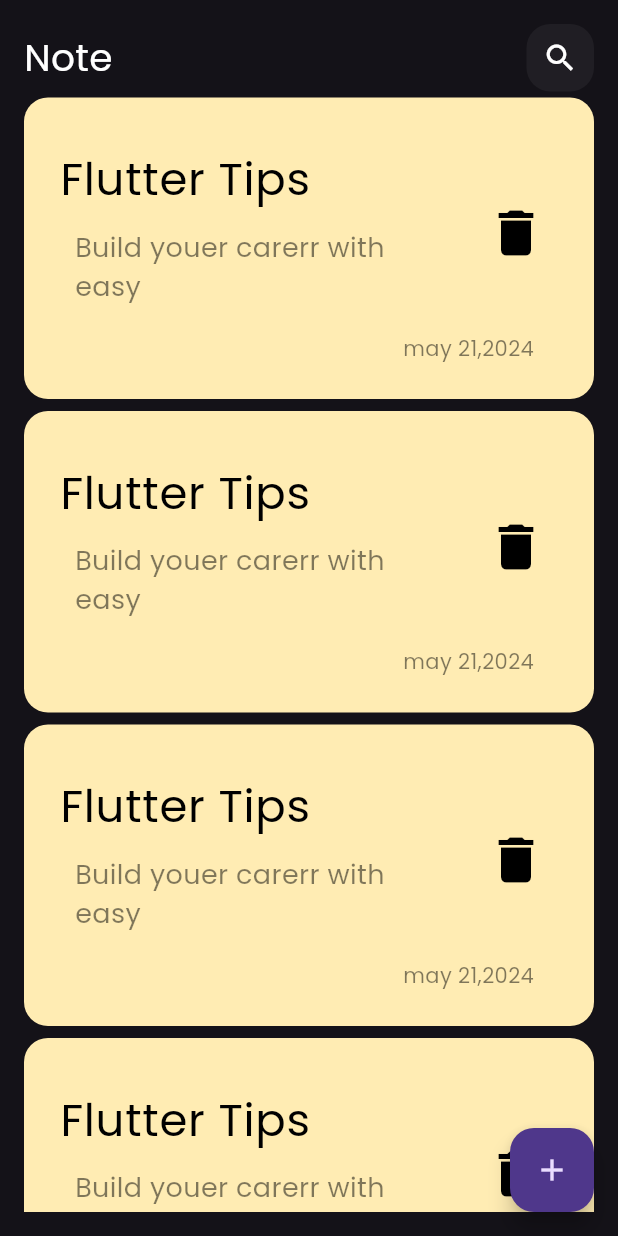
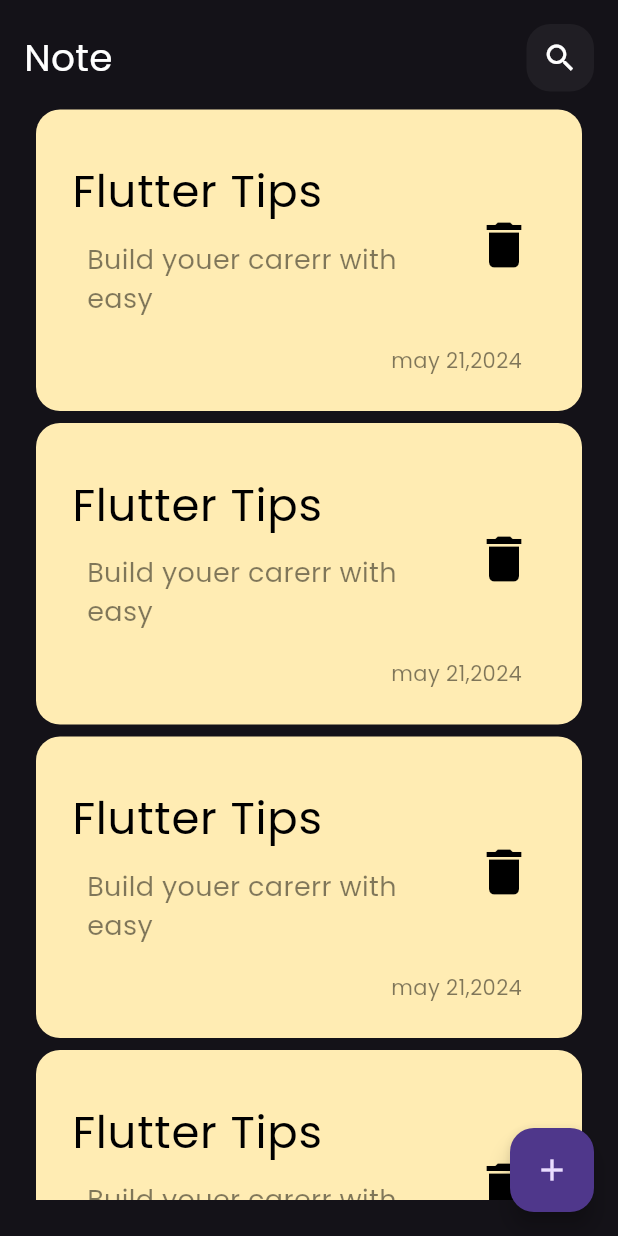
Before and after one commit to gadooo/Notes_app, a Flutter app: the screen it shows after launch, on a phone screen of 412 x 824 dp. Run offline on Flutter 3.47's test engine with Material 3 defaults, Android fonts, the phone set to English and light mode, and no system bars.

Commit message:
change the padding of note list view

```diff
--- a/lib/views/widgets/custom_note_list_view.dart
+++ b/lib/views/widgets/custom_note_list_view.dart
@@ -6,13 +6,17 @@
 
   @override
   Widget build(BuildContext context) {
-    return ListView.builder(
+    return Padding(
+      padding: const EdgeInsets.all(8.0),
+      child: ListView.builder(
+          padding: EdgeInsets.zero,
           itemCount: 5,
           itemBuilder: (context, index) {
             return const Padding(
               padding: EdgeInsets.symmetric(vertical: 4.0),
               child: NoteItem(),
             );
-        });
+          }),
+    );
   }
 }
```
Lines whose indentation alone changed are shown as unchanged.
